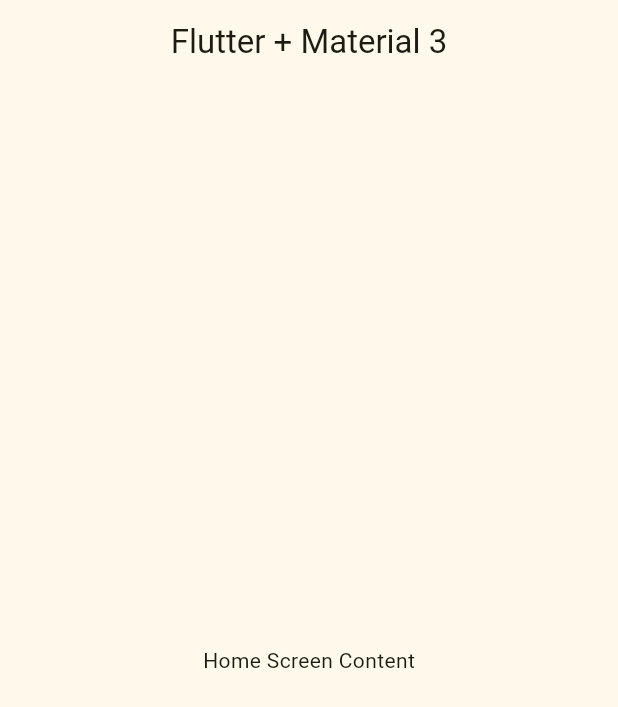
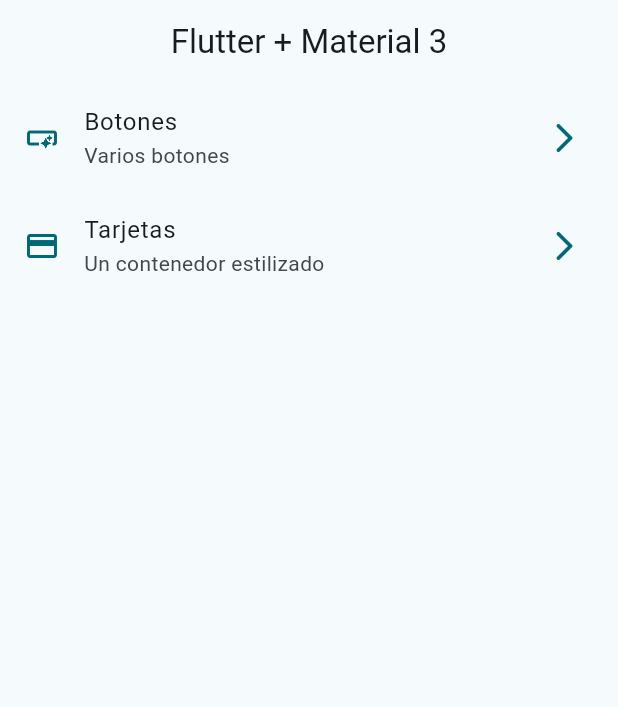
Before and after one commit to DouglasPapu/widgets_app, a Flutter app: the screen it shows after launch, on a phone screen of 412 x 824 dp. Shown: the top 707 px of the screen. Run offline on Flutter 3.47's test engine with Material 3 defaults, Android fonts, the phone set to English and light mode, and no system bars.

```diff
--- a/lib/config/theme/menu/menu_items.dart
+++ b/lib/config/theme/menu/menu_items.dart
@@ -27,7 +27,7 @@ const appMenuItems = <MenuItem>[
     MenuItem(
     title: 'Tarjetas',
     subtitle: 'Un contenedor estilizado',
-    link: '/card',
+    link: '/cards',
     icon: Icons.credit_card_outlined
   ),
 
--- a/lib/main.dart
+++ b/lib/main.dart
@@ -1,5 +1,7 @@
 import 'package:flutter/material.dart';
 import 'package:widgets_app/config/theme/app_theme.dart';
+import 'package:widgets_app/presentation/screens/buttons/buttons_screen.dart';
+import 'package:widgets_app/presentation/screens/cards/cards_screen.dart';
 import 'package:widgets_app/presentation/screens/home/home_screen.dart';
 
 void main() {
@@ -13,8 +15,12 @@ class MainApp extends StatelessWidget {
   Widget build(BuildContext context) {
     return MaterialApp(
       debugShowCheckedModeBanner: false,
-      theme: AppTheme(selectedColor: 3).getTheme(),
+      theme: AppTheme(selectedColor: 8).getTheme(),
       home: HomeScreen(),
+      routes: {
+        '/buttons': (context) => const ButtonsScreen(),
+        '/cards': (context) => const CardsScreen(),
+      },
     );
   }
 }
--- a/lib/presentation/screens/home/home_screen.dart
+++ b/lib/presentation/screens/home/home_screen.dart
@@ -1,4 +1,6 @@
 import 'package:flutter/material.dart';
+import 'package:widgets_app/config/theme/menu/menu_items.dart';
+import 'package:widgets_app/presentation/screens/buttons/buttons_screen.dart';
 
 class HomeScreen extends StatelessWidget {
   const HomeScreen({super.key});
@@ -9,9 +11,57 @@ class HomeScreen extends StatelessWidget {
       appBar: AppBar(
         title: const Text('Flutter + Material 3'),
       ),
-      body: const Center(
-        child: Text('Home Screen Content'),
-      ),
+      body: _HomeScreen(),
     );
   }
 }
+
+class _HomeScreen extends StatelessWidget {
+  const _HomeScreen();
+
+  @override
+  Widget build(BuildContext context) {
+    return ListView.builder(
+      itemCount: appMenuItems.length,
+      itemBuilder: (context, index){
+
+        final menuItem = appMenuItems[index];
+
+        return _CustomListTile(menuItem: menuItem);
+      }
+    );
+  }
+}
+
+class _CustomListTile extends StatelessWidget {
+  const _CustomListTile({
+    required this.menuItem,
+  });
+
+  final MenuItem menuItem;
+
+  @override
+  Widget build(BuildContext context) {
+
+    final colors = Theme.of(context).colorScheme;
+
+    return ListTile(
+      leading: Icon(menuItem.icon, color: colors.primary),
+      trailing: Icon(Icons.arrow_forward_ios_rounded, color: colors.primary),
+      title: Text(menuItem.title),
+      subtitle: Text(menuItem.subtitle),
+      onTap: (){
+        //Navigator.of(context).push(
+          //MaterialPageRoute(
+            //builder: (context) => const ButtonsScreen(),
+          //)
+        //);
+
+        Navigator.pushNamed(
+          context,
+          menuItem.link
+        );
+      },
+    );
+  }
+}
```
Also changed, not shown: lib/presentation/screens/buttons/buttons_screen.dart (added, +15 -0 lines), lib/presentation/screens/cards/cards_screen.dart (added, +15 -0 lines).
